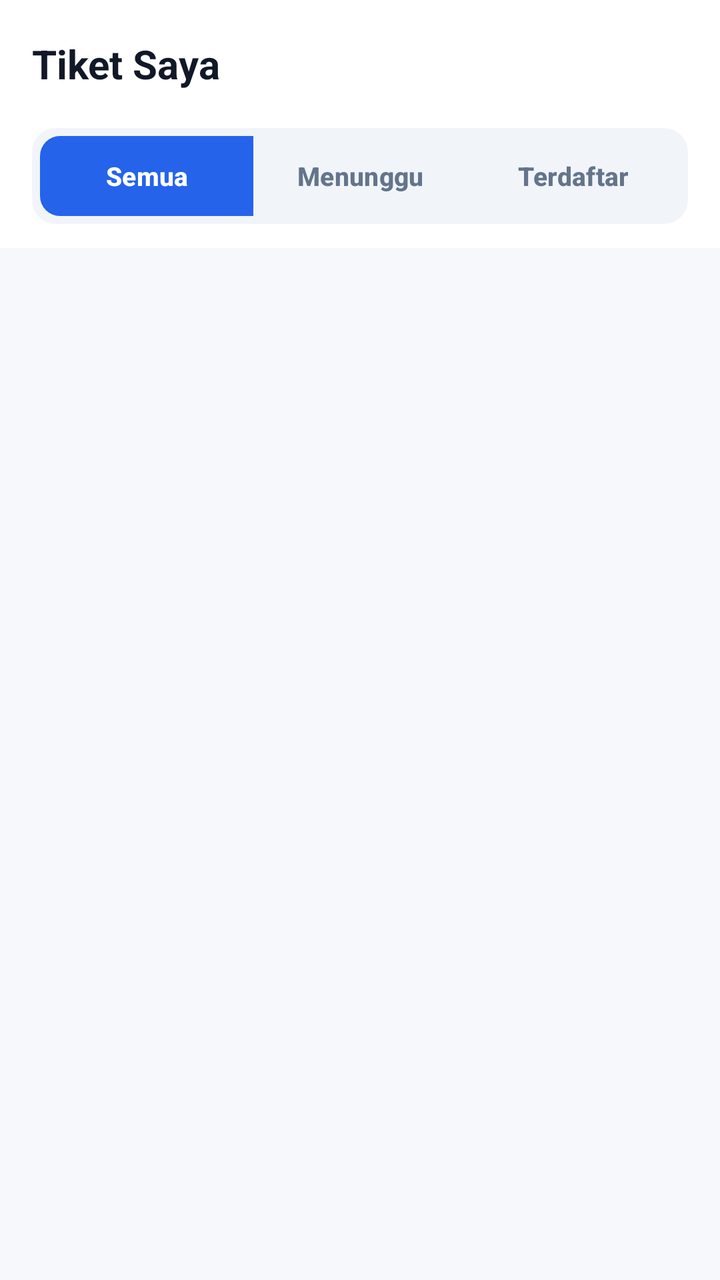
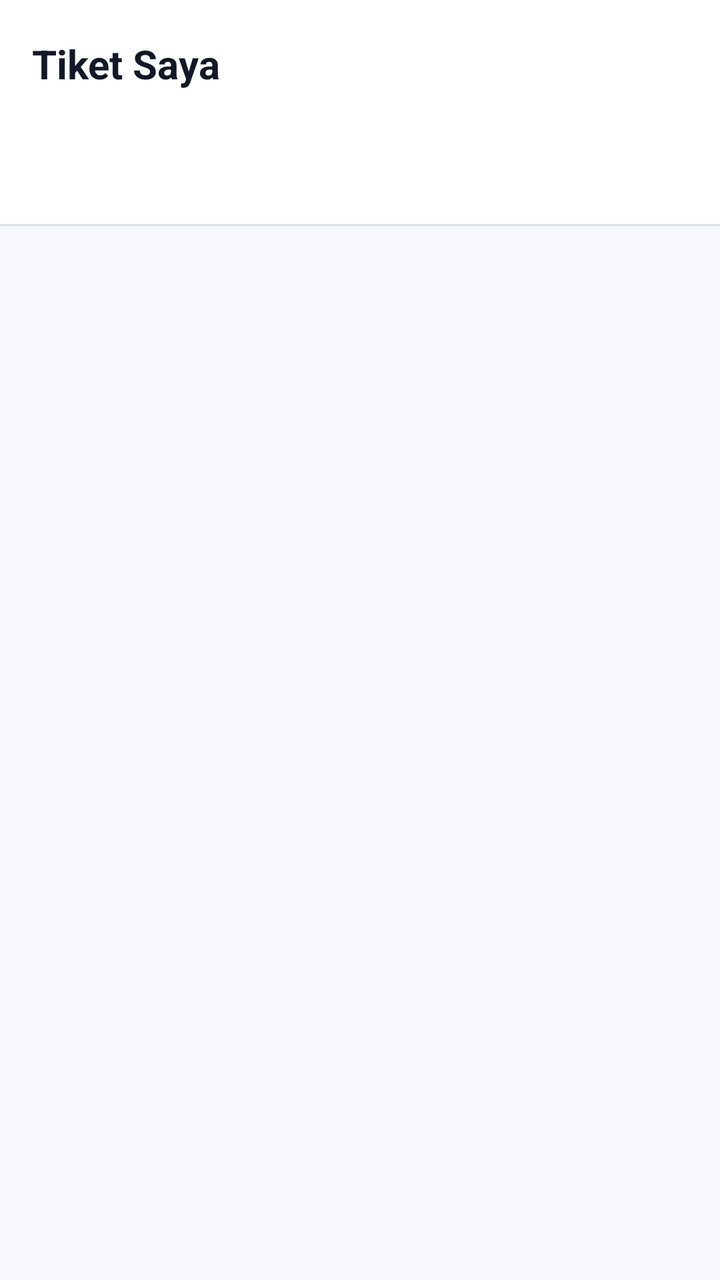

The first picture is an Android layout as it rendered before a commit; the second is the same layout after the commit. The layout source and the unified diff follow.
<!-- AndroidManifest.xml: application theme Theme.EventPro_Mobile -->
<!-- res/layout/fragment_tiket.xml -->
<?xml version="1.0" encoding="utf-8"?>
<LinearLayout xmlns:android="http://schemas.android.com/apk/res/android"
    xmlns:app="http://schemas.android.com/apk/res-auto"
    xmlns:tools="http://schemas.android.com/tools"
    android:layout_width="match_parent"
    android:layout_height="match_parent"
    android:background="@color/surface"
    android:orientation="vertical"
    tools:context=".tiket.TiketFragment">

    <com.google.android.material.appbar.MaterialToolbar
        android:id="@+id/toolbar"
        android:layout_width="match_parent"
        android:layout_height="?attr/actionBarSize"
        app:title="Tiket Saya"
        app:titleTextAppearance="@style/TextAppearance.EventPro.ToolbarTitle" />

    
    <LinearLayout
        android:id="@+id/bannerSuccess"
        android:layout_width="match_parent"
        android:layout_height="wrap_content"
        android:layout_marginHorizontal="16dp"
        android:layout_marginBottom="12dp"
        android:background="@drawable/bg_banner_success"
        android:gravity="center_vertical"
        android:orientation="horizontal"
        android:padding="12dp"
        android:visibility="gone"
        tools:visibility="visible">

        <ImageView
            android:layout_width="20dp"
            android:layout_height="20dp"
            android:contentDescription="Berhasil"
            android:src="@drawable/ic_check_circle" />

        <TextView
            android:layout_width="0dp"
            android:layout_height="wrap_content"
            android:layout_marginStart="8dp"
            android:layout_weight="1"
            android:text="Berhasil mendaftar! Cek status tiketmu."
            android:textColor="@color/color_success"
            android:textSize="12sp"
            android:textStyle="bold" />
    </LinearLayout>

    
    <com.google.android.material.button.MaterialButtonToggleGroup
        android:id="@+id/toggleStatus"
        android:layout_width="match_parent"
        android:layout_height="wrap_content"
        android:layout_marginHorizontal="16dp"
        android:background="@drawable/bg_segment_track"
        android:padding="4dp"
        app:checkedButton="@+id/btnTabAll"
        app:selectionRequired="true"
        app:singleSelection="true">

        <com.google.android.material.button.MaterialButton
            android:id="@+id/btnTabAll"
            style="@style/Widget.EventPro.Segment.Filled"
            android:layout_width="0dp"
            android:layout_height="wrap_content"
            android:layout_weight="1"
            android:text="Semua" />

        <com.google.android.material.button.MaterialButton
            android:id="@+id/btnTabWaiting"
            style="@style/Widget.EventPro.Segment.Filled"
            android:layout_width="0dp"
            android:layout_height="wrap_content"
            android:layout_weight="1"
            android:text="Menunggu" />

        <com.google.android.material.button.MaterialButton
            android:id="@+id/btnTabRegistered"
            style="@style/Widget.EventPro.Segment.Filled"
            android:layout_width="0dp"
            android:layout_height="wrap_content"
            android:layout_weight="1"
            android:text="Terdaftar" />
    </com.google.android.material.button.MaterialButtonToggleGroup>

    <FrameLayout
        android:layout_width="match_parent"
        android:layout_height="0dp"
        android:layout_marginTop="12dp"
        android:layout_weight="1"
        android:background="@color/background">

        <ListView
            android:id="@+id/listTickets"
            android:layout_width="match_parent"
            android:layout_height="match_parent"
            android:clipToPadding="false"
            android:divider="@android:color/transparent"
            android:dividerHeight="10dp"
            android:padding="16dp" />

        <LinearLayout
            android:id="@+id/layoutEmpty"
            android:layout_width="match_parent"
            android:layout_height="match_parent"
            android:gravity="center"
            android:orientation="vertical"
            android:padding="32dp"
            android:visibility="gone">

            <ImageView
                android:layout_width="64dp"
                android:layout_height="64dp"
                android:contentDescription="Belum ada tiket"
                android:src="@drawable/ic_ticket"
                app:tint="@color/text_hint" />

            <TextView
                android:layout_width="wrap_content"
                android:layout_height="wrap_content"
                android:layout_marginTop="12dp"
                android:text="Belum ada tiket"
                android:textColor="@color/text_primary"
                android:textSize="15sp"
                android:textStyle="bold" />

            <TextView
                android:layout_width="wrap_content"
                android:layout_height="wrap_content"
                android:layout_marginTop="4dp"
                android:gravity="center"
                android:text="Tiket event yang kamu daftar akan muncul di sini."
                android:textColor="@color/text_secondary"
                android:textSize="13sp" />

            <com.google.android.material.button.MaterialButton
                android:id="@+id/btnExplore"
                style="@style/Widget.EventPro.Button"
                android:layout_width="wrap_content"
                android:layout_height="wrap_content"
                android:layout_marginTop="16dp"
                android:paddingHorizontal="24dp"
                android:text="Jelajah Event" />
        </LinearLayout>
    </FrameLayout>
</LinearLayout>
<!-- resources referenced by this layout -->
<resources>
  <color name="background">#F7F8FC</color>
  <color name="color_success">#16A34A</color>
  <color name="surface">#FFFFFF</color>
  <color name="text_hint">#94A3B8</color>
  <color name="text_primary">#111827</color>
  <color name="text_secondary">#64748B</color>
  <!-- drawable bg_banner_success (drawable) -->
  <?xml version="1.0" encoding="utf-8"?>
  <shape xmlns:android="http://schemas.android.com/apk/res/android"
      android:shape="rectangle">
      <solid android:color="@color/success_light" />
      <stroke
          android:width="1dp"
          android:color="@color/color_success" />
      <corners android:radius="12dp" />
  </shape>
  <!-- drawable bg_segment_track (drawable) -->
  <?xml version="1.0" encoding="utf-8"?>
  <shape xmlns:android="http://schemas.android.com/apk/res/android"
      android:shape="rectangle">
      <solid android:color="@color/segment_track" />
      <corners android:radius="12dp" />
  </shape>
  <!-- drawable ic_check_circle (drawable) -->
  <?xml version="1.0" encoding="utf-8"?>
  <vector xmlns:android="http://schemas.android.com/apk/res/android"
      android:width="24dp"
      android:height="24dp"
      android:tint="@color/color_success"
      android:viewportWidth="24"
      android:viewportHeight="24">
      <path
          android:fillColor="@android:color/white"
          android:pathData="M12,2C6.48,2 2,6.48 2,12s4.48,10 10,10 10,-4.48 10,-10S17.52,2 12,2zM10,17l-5,-5 1.41,-1.41L10,14.17l7.59,-7.59L19,8l-9,9z" />
  </vector>
  <!-- drawable ic_ticket (drawable) -->
  <?xml version="1.0" encoding="utf-8"?>
  <vector xmlns:android="http://schemas.android.com/apk/res/android"
      android:width="24dp"
      android:height="24dp"
      android:tint="@color/text_primary"
      android:viewportWidth="24"
      android:viewportHeight="24">
      <path
          android:fillColor="@android:color/white"
          android:pathData="M22,10V6c0,-1.11 -0.9,-2 -2,-2H4c-1.1,0 -1.99,0.89 -1.99,2v4c1.1,0 1.99,0.9 1.99,2s-0.89,2 -2,2v4c0,1.1 0.9,2 2,2h16c1.1,0 2,-0.9 2,-2v-4c-1.1,0 -2,-0.9 -2,-2s0.9,-2 2,-2zM13,17.5h-2v-2h2v2zM13,13h-2v-2h2v2zM13,8.5h-2v-2h2v2z" />
  </vector>
  <style name="TextAppearance.EventPro.ToolbarTitle" parent="TextAppearance.Material3.TitleLarge">
          <item name="android:textSize">20sp</item>
          <item name="android:textStyle">bold</item>
          <item name="android:textColor">@color/text_primary</item>
      </style>
  <style name="Widget.EventPro.Button" parent="Widget.Material3.Button">
          <item name="android:minHeight">52dp</item>
          <item name="android:insetTop">0dp</item>
          <item name="android:insetBottom">0dp</item>
          <item name="android:textSize">14sp</item>
          <item name="android:textStyle">bold</item>
          <item name="android:letterSpacing">0.02</item>
          <item name="cornerRadius">12dp</item>
          <item name="backgroundTint">@color/primary_blue</item>
          <item name="android:textColor">@color/white</item>
      </style>
  <style name="Widget.EventPro.Segment.Filled">
          <item name="backgroundTint">@color/segment_filled_bg</item>
          <item name="android:textColor">@color/segment_filled_text</item>
      </style>
  <style name="Theme.EventPro_Mobile" parent="Base.Theme.EventPro_Mobile" />
  <color name="success_light">#DCFCE7</color>
  <color name="segment_track">#F1F5F9</color>
  <color name="primary_blue">#2563EB</color>
  <color name="white">#FFFFFFFF</color>
  <color name="primary_light">#EEF2FF</color>
  <color name="secondary_indigo">#4F46E5</color>
  <color name="accent_violet">#7C3AED</color>
  <color name="color_error">#DC2626</color>
  <color name="border_color">#DDE2EA</color>
  <!-- unchanged entries left out for length: 1 -->
</resources>

<!-- the commit's change to res/layout/fragment_tiket.xml (unified diff, before → after) -->
@@ -1,32 +1,37 @@
 <?xml version="1.0" encoding="utf-8"?>
-<LinearLayout xmlns:android="http://schemas.android.com/apk/res/android"
+<androidx.constraintlayout.widget.ConstraintLayout xmlns:android="http://schemas.android.com/apk/res/android"
     xmlns:app="http://schemas.android.com/apk/res-auto"
     xmlns:tools="http://schemas.android.com/tools"
     android:layout_width="match_parent"
     android:layout_height="match_parent"
     android:background="@color/surface"
-    android:orientation="vertical"
     tools:context=".tiket.TiketFragment">
 
     <com.google.android.material.appbar.MaterialToolbar
         android:id="@+id/toolbar"
-        android:layout_width="match_parent"
+        android:layout_width="0dp"
         android:layout_height="?attr/actionBarSize"
+        app:layout_constraintEnd_toEndOf="parent"
+        app:layout_constraintStart_toStartOf="parent"
+        app:layout_constraintTop_toTopOf="parent"
         app:title="Tiket Saya"
         app:titleTextAppearance="@style/TextAppearance.EventPro.ToolbarTitle" />
 
     
     <LinearLayout
         android:id="@+id/bannerSuccess"
-        android:layout_width="match_parent"
+        android:layout_width="0dp"
         android:layout_height="wrap_content"
         android:layout_marginHorizontal="16dp"
-        android:layout_marginBottom="12dp"
+        android:layout_marginBottom="8dp"
         android:background="@drawable/bg_banner_success"
         android:gravity="center_vertical"
         android:orientation="horizontal"
         android:padding="12dp"
         android:visibility="gone"
+        app:layout_constraintEnd_toEndOf="parent"
+        app:layout_constraintStart_toStartOf="parent"
+        app:layout_constraintTop_toBottomOf="@+id/toolbar"
         tools:visibility="visible">
 
         <ImageView
@@ -47,100 +52,42 @@
     </LinearLayout>
 
     
-    <com.google.android.material.button.MaterialButtonToggleGroup
-        android:id="@+id/toggleStatus"
-        android:layout_width="match_parent"
+    <com.google.android.material.tabs.TabLayout
+        android:id="@+id/tab_layout"
+        android:layout_width="0dp"
         android:layout_height="wrap_content"
-        android:layout_marginHorizontal="16dp"
-        android:background="@drawable/bg_segment_track"
-        android:padding="4dp"
-        app:checkedButton="@+id/btnTabAll"
-        app:selectionRequired="true"
-        app:singleSelection="true">
+        android:background="@color/surface"
+        app:layout_constraintEnd_toEndOf="parent"
+        app:layout_constraintStart_toStartOf="parent"
+        app:layout_constraintTop_toBottomOf="@+id/bannerSuccess"
+        app:tabGravity="fill"
+        app:tabIconTint="@color/tab_icon"
+        app:tabIndicatorColor="@color/primary_blue"
+        app:tabIndicatorFullWidth="false"
+        app:tabIndicatorHeight="3dp"
+        app:tabMode="fixed"
+        app:tabRippleColor="@color/primary_light"
+        app:tabSelectedTextColor="@color/primary_blue"
+        app:tabTextColor="@color/text_secondary" />
 
-        <com.google.android.material.button.MaterialButton
-            android:id="@+id/btnTabAll"
-            style="@style/Widget.EventPro.Segment.Filled"
-            android:layout_width="0dp"
-            android:layout_height="wrap_content"
-            android:layout_weight="1"
-            android:text="Semua" />
+    <View
+        android:id="@+id/tabDivider"
+        android:layout_width="0dp"
+        android:layout_height="1dp"
+        android:background="@color/border_color"
+        app:layout_constraintEnd_toEndOf="parent"
+        app:layout_constraintStart_toStartOf="parent"
+        app:layout_constraintTop_toBottomOf="@+id/tab_layout" />
 
-        <com.google.android.material.button.MaterialButton
-            android:id="@+id/btnTabWaiting"
-            style="@style/Widget.EventPro.Segment.Filled"
-            android:layout_width="0dp"
-            android:layout_height="wrap_content"
-            android:layout_weight="1"
-            android:text="Menunggu" />
+    
+    <androidx.viewpager2.widget.ViewPager2
+        android:id="@+id/view_pager"
+        android:layout_width="0dp"
+        android:layout_height="0dp"
+        android:background="@color/background"
+        app:layout_constraintBottom_toBottomOf="parent"
+        app:layout_constraintEnd_toEndOf="parent"
+        app:layout_constraintStart_toStartOf="parent"
+        app:layout_constraintTop_toBottomOf="@id/tabDivider" />
 
-        <com.google.android.material.button.MaterialButton
-            android:id="@+id/btnTabRegistered"
-            style="@style/Widget.EventPro.Segment.Filled"
-            android:layout_width="0dp"
-            android:layout_height="wrap_content"
-            android:layout_weight="1"
-            android:text="Terdaftar" />
-    </com.google.android.material.button.MaterialButtonToggleGroup>
-
-    <FrameLayout
-        android:layout_width="match_parent"
-        android:layout_height="0dp"
-        android:layout_marginTop="12dp"
-        android:layout_weight="1"
-        android:background="@color/background">
-
-        <ListView
-            android:id="@+id/listTickets"
-            android:layout_width="match_parent"
-            android:layout_height="match_parent"
-            android:clipToPadding="false"
-            android:divider="@android:color/transparent"
-            android:dividerHeight="10dp"
-            android:padding="16dp" />
-
-        <LinearLayout
-            android:id="@+id/layoutEmpty"
-            android:layout_width="match_parent"
-            android:layout_height="match_parent"
-            android:gravity="center"
-            android:orientation="vertical"
-            android:padding="32dp"
-            android:visibility="gone">
-
-            <ImageView
-                android:layout_width="64dp"
-                android:layout_height="64dp"
-                android:contentDescription="Belum ada tiket"
-                android:src="@drawable/ic_ticket"
-                app:tint="@color/text_hint" />
-
-            <TextView
-                android:layout_width="wrap_content"
-                android:layout_height="wrap_content"
-                android:layout_marginTop="12dp"
-                android:text="Belum ada tiket"
-                android:textColor="@color/text_primary"
-                android:textSize="15sp"
-                android:textStyle="bold" />
-
-            <TextView
-                android:layout_width="wrap_content"
-                android:layout_height="wrap_content"
-                android:layout_marginTop="4dp"
-                android:gravity="center"
-                android:text="Tiket event yang kamu daftar akan muncul di sini."
-                android:textColor="@color/text_secondary"
-                android:textSize="13sp" />
-
-            <com.google.android.material.button.MaterialButton
-                android:id="@+id/btnExplore"
-                style="@style/Widget.EventPro.Button"
-                android:layout_width="wrap_content"
-                android:layout_height="wrap_content"
-                android:layout_marginTop="16dp"
-                android:paddingHorizontal="24dp"
-                android:text="Jelajah Event" />
-        </LinearLayout>
-    </FrameLayout>
-</LinearLayout>
+</androidx.constraintlayout.widget.ConstraintLayout>
<!-- resource entries referenced after the edit -->
@@ -3,7 +3,6 @@
   <color name="background">#F7F8FC</color>
   <color name="color_success">#16A34A</color>
   <color name="surface">#FFFFFF</color>
-  <color name="text_hint">#94A3B8</color>
   <color name="text_primary">#111827</color>
   <color name="text_secondary">#64748B</color>
   <!-- drawable bg_banner_success (drawable) -->
@@ -14,13 +13,6 @@
       <stroke
           android:width="1dp"
           android:color="@color/color_success" />
-      <corners android:radius="12dp" />
-  </shape>
-  <!-- drawable bg_segment_track (drawable) -->
-  <?xml version="1.0" encoding="utf-8"?>
-  <shape xmlns:android="http://schemas.android.com/apk/res/android"
-      android:shape="rectangle">
-      <solid android:color="@color/segment_track" />
       <corners android:radius="12dp" />
   </shape>
   <!-- drawable ic_check_circle (drawable) -->
@@ -35,41 +27,13 @@
           android:fillColor="@android:color/white"
           android:pathData="M12,2C6.48,2 2,6.48 2,12s4.48,10 10,10 10,-4.48 10,-10S17.52,2 12,2zM10,17l-5,-5 1.41,-1.41L10,14.17l7.59,-7.59L19,8l-9,9z" />
   </vector>
-  <!-- drawable ic_ticket (drawable) -->
-  <?xml version="1.0" encoding="utf-8"?>
-  <vector xmlns:android="http://schemas.android.com/apk/res/android"
-      android:width="24dp"
-      android:height="24dp"
-      android:tint="@color/text_primary"
-      android:viewportWidth="24"
-      android:viewportHeight="24">
-      <path
-          android:fillColor="@android:color/white"
-          android:pathData="M22,10V6c0,-1.11 -0.9,-2 -2,-2H4c-1.1,0 -1.99,0.89 -1.99,2v4c1.1,0 1.99,0.9 1.99,2s-0.89,2 -2,2v4c0,1.1 0.9,2 2,2h16c1.1,0 2,-0.9 2,-2v-4c-1.1,0 -2,-0.9 -2,-2s0.9,-2 2,-2zM13,17.5h-2v-2h2v2zM13,13h-2v-2h2v2zM13,8.5h-2v-2h2v2z" />
-  </vector>
   <style name="TextAppearance.EventPro.ToolbarTitle" parent="TextAppearance.Material3.TitleLarge">
           <item name="android:textSize">20sp</item>
           <item name="android:textStyle">bold</item>
           <item name="android:textColor">@color/text_primary</item>
       </style>
-  <style name="Widget.EventPro.Button" parent="Widget.Material3.Button">
-          <item name="android:minHeight">52dp</item>
-          <item name="android:insetTop">0dp</item>
-          <item name="android:insetBottom">0dp</item>
-          <item name="android:textSize">14sp</item>
-          <item name="android:textStyle">bold</item>
-          <item name="android:letterSpacing">0.02</item>
-          <item name="cornerRadius">12dp</item>
-          <item name="backgroundTint">@color/primary_blue</item>
-          <item name="android:textColor">@color/white</item>
-      </style>
-  <style name="Widget.EventPro.Segment.Filled">
-          <item name="backgroundTint">@color/segment_filled_bg</item>
-          <item name="android:textColor">@color/segment_filled_text</item>
-      </style>
   <style name="Theme.EventPro_Mobile" parent="Base.Theme.EventPro_Mobile" />
   <color name="success_light">#DCFCE7</color>
-  <color name="segment_track">#F1F5F9</color>
   <color name="primary_blue">#2563EB</color>
   <color name="white">#FFFFFFFF</color>
   <color name="primary_light">#EEF2FF</color>
